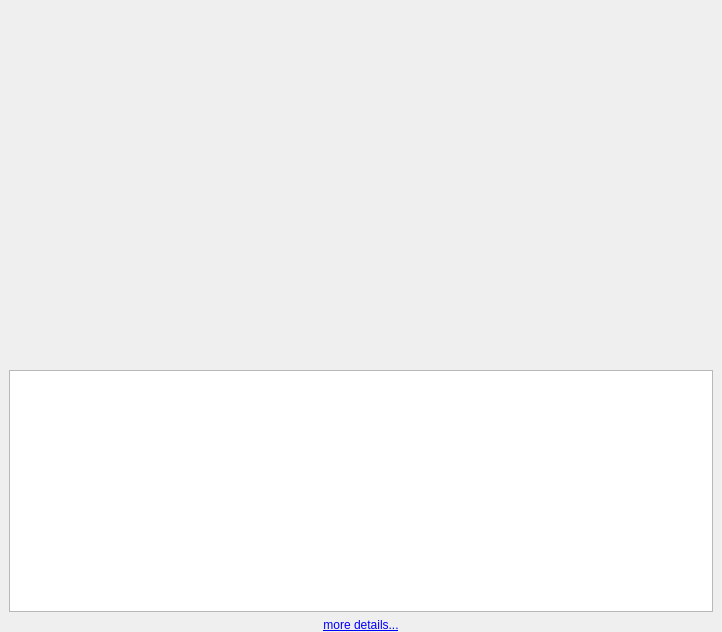
Above: resources/loading_project_widget.ui from shotgunsoftware/tk-desktop before the change. Below: the same form after it.
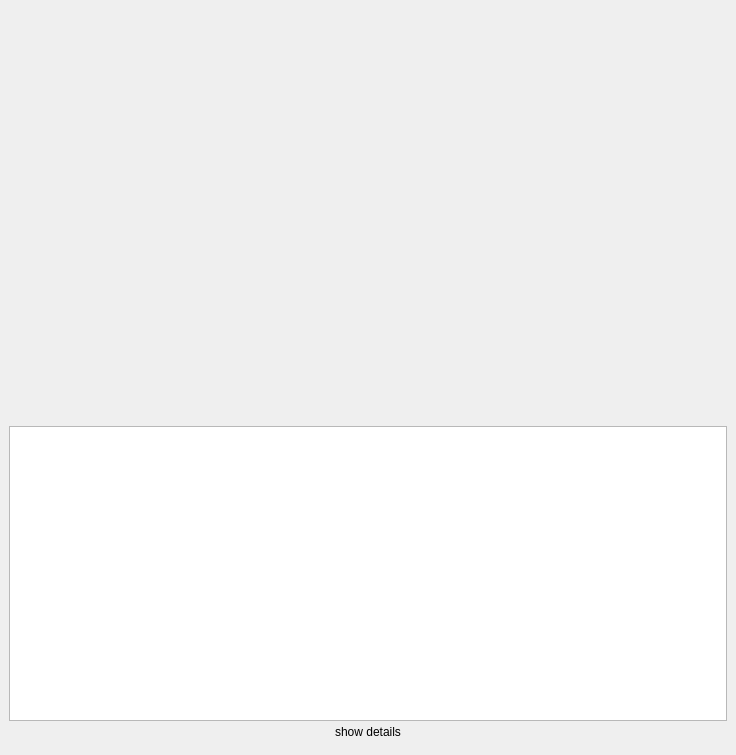
That is the form after the change. Custom widgets are drawn as their Qt base class.

What changed in the file:
```diff
--- a/resources/loading_project_widget.ui
+++ b/resources/loading_project_widget.ui
@@ -6,8 +6,8 @@
    <rect>
     <x>0</x>
     <y>0</y>
-    <width>722</width>
-    <height>632</height>
+    <width>736</width>
+    <height>755</height>
    </rect>
   </property>
   <property name="windowTitle">
@@ -17,9 +17,18 @@
    <property name="spacing">
     <number>0</number>
    </property>
-   <property name="margin">
+   <property name="leftMargin">
     <number>0</number>
    </property>
+   <property name="topMargin">
+    <number>0</number>
+   </property>
+   <property name="rightMargin">
+    <number>0</number>
+   </property>
+   <property name="bottomMargin">
+    <number>12</number>
+   </property>
    <item>
     <spacer name="verticalSpacer">
      <property name="orientation">
@@ -59,7 +68,7 @@
      </property>
      <layout class="QVBoxLayout" name="verticalLayout_2">
       <property name="spacing">
-       <number>-1</number>
+       <number>0</number>
       </property>
       <property name="bottomMargin">
        <number>0</number>
@@ -73,6 +82,9 @@
          </sizepolicy>
         </property>
         <layout class="QVBoxLayout" name="verticalLayout_3">
+         <property name="spacing">
+          <number>5</number>
+         </property>
          <property name="margin">
           <number>0</number>
          </property>
@@ -93,23 +105,27 @@
        </widget>
       </item>
       <item>
-       <widget class="QLabel" name="more_or_less_label">
+       <layout class="QHBoxLayout" name="horizontalLayout">
+        <property name="spacing">
+         <number>-1</number>
+        </property>
+        <item>
+         <widget class="QPushButton" name="show_hide_details">
         <property name="sizePolicy">
-         <sizepolicy hsizetype="Preferred" vsizetype="Maximum">
+           <sizepolicy hsizetype="Maximum" vsizetype="Maximum">
           <horstretch>0</horstretch>
           <verstretch>0</verstretch>
          </sizepolicy>
         </property>
         <property name="text">
-         <string>&lt;a href=&quot;#&quot;&gt;more details...&lt;/a&gt;</string>
-        </property>
-        <property name="textFormat">
-         <enum>Qt::AutoText</enum>
-        </property>
-        <property name="alignment">
-         <set>Qt::AlignCenter</set>
-        </property>
-       </widget>
+           <string>show details</string>
+          </property>
+          <property name="flat">
+           <bool>true</bool>
+          </property>
+         </widget>
+        </item>
+       </layout>
       </item>
      </layout>
     </widget>
```
Lines whose indentation alone changed are shown as unchanged.
